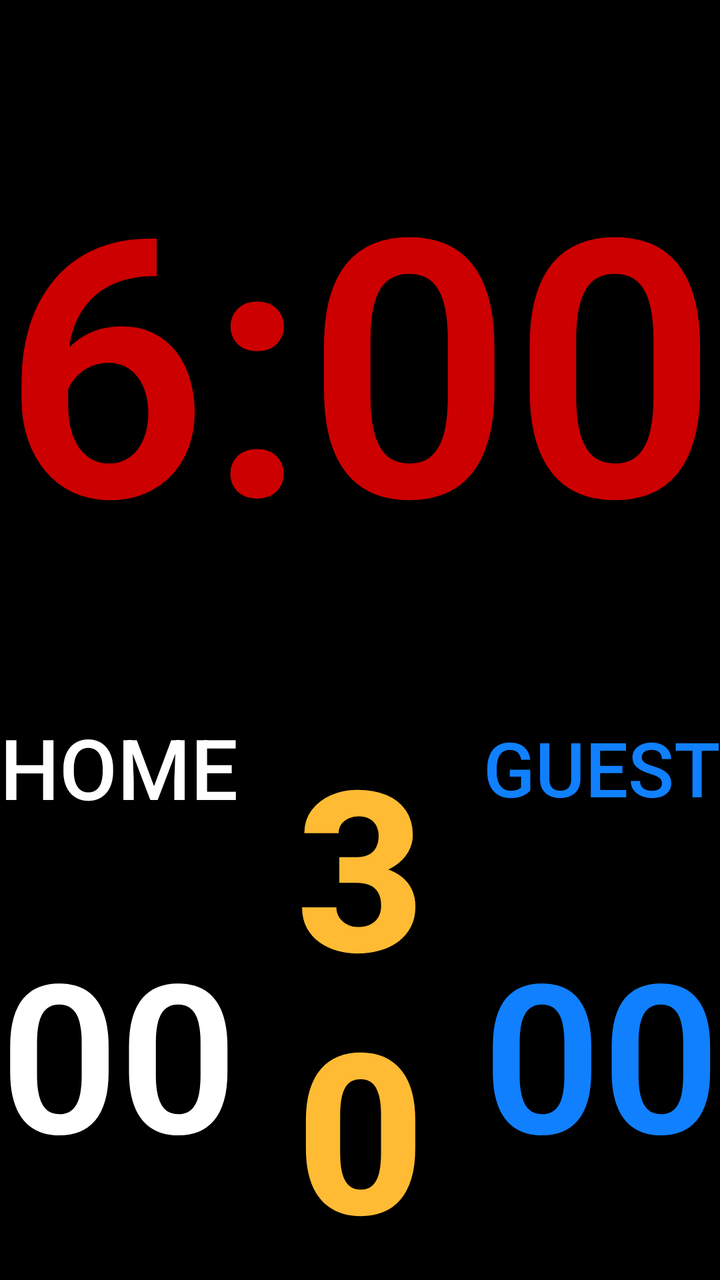
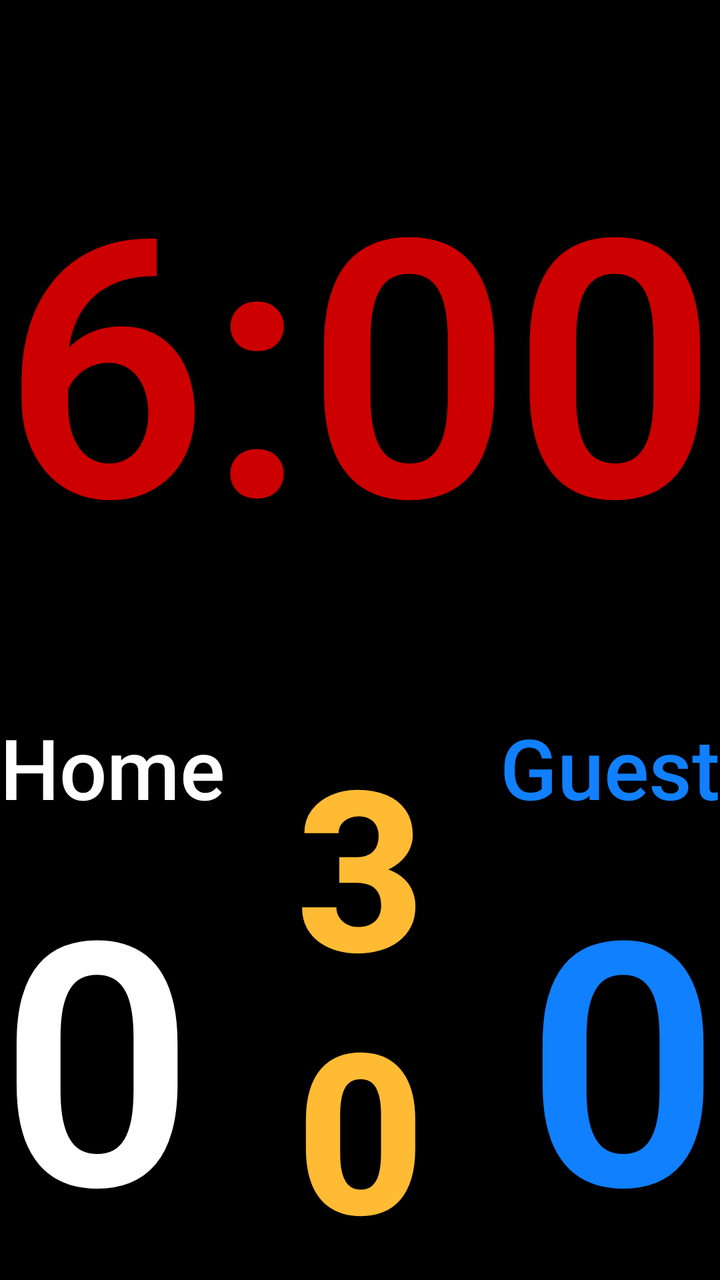

An Android layout rendered at two revisions. The XML below is the earlier revision; the diff shows what the commit changed to produce the second picture.
<!-- AndroidManifest.xml: application theme AppTheme -->
<!-- res/layout/full_board.xml -->
<?xml version="1.0" encoding="utf-8"?>
<androidx.coordinatorlayout.widget.CoordinatorLayout xmlns:android="http://schemas.android.com/apk/res/android"
    xmlns:app="http://schemas.android.com/apk/res-auto"
    xmlns:tools="http://schemas.android.com/tools"
    android:layout_width="match_parent"
    android:layout_height="match_parent"
    android:keepScreenOn="true"
    tools:context="de.wasserball.wabaclock.main.FullBoard">

    <LinearLayout
        android:id="@+id/fullBoardLayout"
        android:layout_width="match_parent"
        android:layout_height="match_parent"
        android:orientation="vertical">

        <Button
            android:id="@+id/mainTimeBoard"
            style="@style/Widget.AppCompat.Button.Borderless"
            android:layout_width="match_parent"
            android:layout_height="0dp"
            android:layout_weight="5"
            android:background="@android:color/background_dark"
            android:clickable="true"
            android:contentDescription="@string/main_time_content_description"
            android:focusable="true"
            android:text="@string/main_time_default_val"
            android:textAlignment="center"
            android:textAllCaps="false"
            android:textAppearance="@style/TextAppearance.AppCompat.Display4"
            android:textColor="@android:color/holo_red_dark"
            android:textSize="112sp"
            android:textStyle="bold"
            app:autoSizeMaxTextSize="4000sp"
            app:autoSizeMinTextSize="12sp"
            app:autoSizeStepGranularity="2sp"
            app:autoSizeTextType="uniform" />

        <LinearLayout
            android:id="@+id/layoutButtons"
            android:layout_width="match_parent"
            android:layout_height="0dp"
            android:layout_weight="4"
            android:background="@android:color/background_dark"
            android:orientation="horizontal">

            <LinearLayout
                android:layout_width="0dp"
                android:layout_height="match_parent"
                android:layout_weight="1"
                android:orientation="vertical">

                <Button
                    android:id="@+id/btnTeamHome"
                    style="@style/Widget.AppCompat.Button.Borderless"
                    android:layout_width="match_parent"
                    android:layout_height="0dp"
                    android:layout_weight="1"
                    android:background="@android:color/background_dark"
                    android:text="@string/home_team_default_name"
                    android:textAlignment="textStart"
                    android:textColor="@android:color/white"
                    app:autoSizeMaxTextSize="400sp"
                    app:autoSizeMinTextSize="12sp"
                    app:autoSizeStepGranularity="2sp"
                    app:autoSizeTextType="uniform" />

                <Button
                    android:id="@+id/toreHeimBoard"
                    style="@style/Widget.AppCompat.Button.Borderless"
                    android:layout_width="match_parent"
                    android:layout_height="0dp"
                    android:layout_weight="4"
                    android:background="@android:color/background_dark"
                    android:contentDescription="@string/goals_home_content_description"
                    android:text="@string/_00"
                    android:textAlignment="textStart"
                    android:textAppearance="@style/TextAppearance.AppCompat.Display4"
                    android:textColor="@android:color/background_light"
                    android:textStyle="bold"
                    app:autoSizeMaxTextSize="4000sp"
                    app:autoSizeMinTextSize="12sp"
                    app:autoSizeStepGranularity="2sp"
                    app:autoSizeTextType="uniform" />
            </LinearLayout>

            <Button
                android:id="@+id/shotclock_angriffszeit2"
                style="@style/Widget.AppCompat.Button.Borderless"
                android:layout_width="0dp"
                android:layout_height="match_parent"
                android:layout_weight="1"
                android:background="@android:color/background_dark"
                android:clickable="true"
                android:contentDescription="@string/shotclock_content_description"
                android:focusable="true"
                android:text="@string/shotclock_default_val"
                android:textAlignment="center"
                android:textColor="@android:color/holo_orange_light"
                android:textStyle="bold"
                app:autoSizeMaxTextSize="4000sp"
                app:autoSizeMinTextSize="12sp"
                app:autoSizeStepGranularity="20sp"
                app:autoSizeTextType="uniform" />

            <LinearLayout
                android:layout_width="0dp"
                android:layout_height="match_parent"
                android:layout_weight="1"
                android:orientation="vertical">

                <Button
                    android:id="@+id/btnTeamGuest"
                    style="@style/Widget.AppCompat.Button.Borderless"
                    android:layout_width="match_parent"
                    android:layout_height="0dp"
                    android:layout_weight="1"
                    android:background="@android:color/background_dark"
                    android:text="@string/guest_team_default_name"
                    android:textAlignment="textEnd"
                    android:textColor="@color/blue"
                    app:autoSizeMaxTextSize="400sp"
                    app:autoSizeMinTextSize="12sp"
                    app:autoSizeStepGranularity="2sp"
                    app:autoSizeTextType="uniform" />

                <Button
                    android:id="@+id/toreGastBoard"
                    style="@style/Widget.AppCompat.Button.Borderless"
                    android:layout_width="match_parent"
                    android:layout_height="0dp"
                    android:layout_weight="4"
                    android:background="@android:color/background_dark"
                    android:contentDescription="@string/goals_guest_content_description"
                    android:text="@string/_00"
                    android:textAlignment="textEnd"
                    android:textAppearance="@style/TextAppearance.AppCompat.Display4"
                    android:textColor="@color/blue"
                    android:textStyle="bold"
                    app:autoSizeMaxTextSize="4000sp"
                    app:autoSizeMinTextSize="12sp"
                    app:autoSizeStepGranularity="2sp"
                    app:autoSizeTextType="uniform" />
            </LinearLayout>

        </LinearLayout>
    </LinearLayout>

</androidx.coordinatorlayout.widget.CoordinatorLayout>
<!-- resources referenced by this layout -->
<resources>
  <color name="blue">#1080FF</color>
  <string name="_00">00</string>
  <string name="goals_guest_content_description">golas guest</string>
  <string name="goals_home_content_description">goals home</string>
  <string name="guest_team_default_name">Guest</string>
  <string name="home_team_default_name">Home</string>
  <string name="main_time_content_description">main time</string>
  <string name="main_time_default_val">6:00</string>
  <string name="shotclock_content_description">shotclock</string>
  <string name="shotclock_default_val">30</string>
  <style name="AppTheme" parent="Theme.AppCompat.Light.NoActionBar">
          
          <item name="colorPrimary">@color/colorPrimary</item>
          <item name="colorPrimaryDark">@color/colorPrimaryDark</item>
          <item name="colorAccent">@color/colorAccent</item>
      </style>
  <color name="colorPrimary">#008577</color>
  <color name="colorPrimaryDark">#000000</color>
  <color name="colorAccent">#D81B60</color>
</resources>

<!-- the commit's change to res/layout/full_board.xml (unified diff, before → after) -->
@@ -58,6 +58,7 @@
                     android:background="@android:color/background_dark"
                     android:text="@string/home_team_default_name"
                     android:textAlignment="textStart"
+                    android:textAllCaps="false"
                     android:textColor="@android:color/white"
                     app:autoSizeMaxTextSize="400sp"
                     app:autoSizeMinTextSize="12sp"
@@ -74,6 +75,7 @@
                     android:contentDescription="@string/goals_home_content_description"
                     android:text="@string/_00"
                     android:textAlignment="textStart"
+                    android:textAllCaps="false"
                     android:textAppearance="@style/TextAppearance.AppCompat.Display4"
                     android:textColor="@android:color/background_light"
                     android:textStyle="bold"
@@ -95,6 +97,7 @@
                 android:focusable="true"
                 android:text="@string/shotclock_default_val"
                 android:textAlignment="center"
+                android:textAllCaps="false"
                 android:textColor="@android:color/holo_orange_light"
                 android:textStyle="bold"
                 app:autoSizeMaxTextSize="4000sp"
@@ -117,6 +120,7 @@
                     android:background="@android:color/background_dark"
                     android:text="@string/guest_team_default_name"
                     android:textAlignment="textEnd"
+                    android:textAllCaps="false"
                     android:textColor="@color/blue"
                     app:autoSizeMaxTextSize="400sp"
                     app:autoSizeMinTextSize="12sp"
@@ -133,6 +137,7 @@
                     android:contentDescription="@string/goals_guest_content_description"
                     android:text="@string/_00"
                     android:textAlignment="textEnd"
+                    android:textAllCaps="false"
                     android:textAppearance="@style/TextAppearance.AppCompat.Display4"
                     android:textColor="@color/blue"
                     android:textStyle="bold"
<!-- resource entries referenced after the edit -->
@@ -1,7 +1,7 @@
 <!-- resources referenced by this layout -->
 <resources>
   <color name="blue">#1080FF</color>
-  <string name="_00">00</string>
+  <string name="_00">0</string>
   <string name="goals_guest_content_description">golas guest</string>
   <string name="goals_home_content_description">goals home</string>
   <string name="guest_team_default_name">Guest</string>
